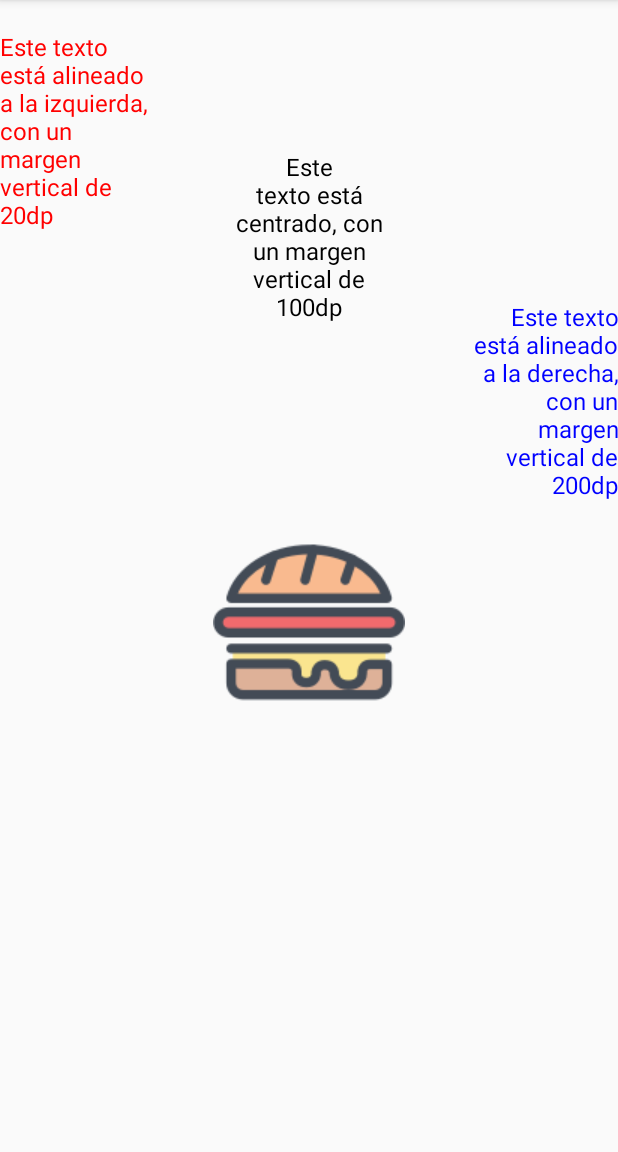
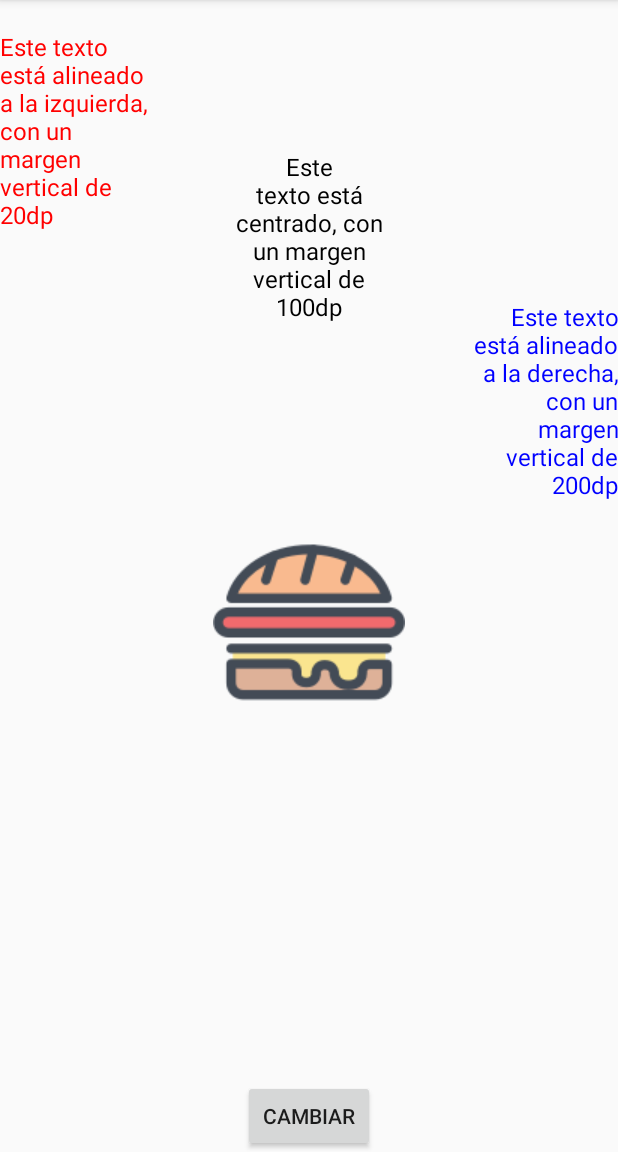
Before and after one commit to JuanAntonioRomero/introduccion-a-android, an Android app: the screen it shows after launch (MainActivity), on a phone screen of 412 x 824 dp, the part 84-1236 px from its top. Run offline under Robolectric (Android 15) with nearby library versions, the phone set to English and light mode, and no system bars.

Commit message:
Update for visual components linking

```diff
--- a/app/src/main/java/com/example/everis/android/introduccionaandroid/MainActivity.java
+++ b/app/src/main/java/com/example/everis/android/introduccionaandroid/MainActivity.java
@@ -3,10 +3,20 @@ package com.example.everis.android.introduccionaandroid;
 import android.app.Activity;
 import android.os.Bundle;
 import android.util.Log;
+import android.view.View;
+import android.widget.Button;
+import android.widget.ImageView;
+import android.widget.TextView;
 
 public class MainActivity extends Activity {
 
     private static final String TAG = "MainActivity";
+
+    private TextView mLeftTextView;
+    private TextView mCenterTextView;
+    private TextView mRightTextView;
+    private ImageView mImageView;
+    private Button mButton;
 
     /*
     Este método se llama una sola vez por instancia, cada vez que se crea la pantalla.
@@ -16,6 +26,20 @@ public class MainActivity extends Activity {
         super.onCreate(savedInstanceState);
         setContentView(R.layout.activity_main);
         Log.v(TAG, "onCreate");
+
+        mLeftTextView =findViewById(R.id.text_left);
+        mCenterTextView =findViewById(R.id.text_center);
+        mRightTextView =findViewById(R.id.text_right);
+        mImageView =findViewById(R.id.imageView);
+        mButton = findViewById(R.id.button);
+
+        mButton.setOnClickListener(new View.OnClickListener() {
+            @Override
+            public void onClick(View view) {
+                mCenterTextView.setText(R.string.text_center_alt);
+                mImageView.setImageResource(R.drawable.if_food_c240_2427880);
+            }
+        });
     }
 
     /*
--- a/app/src/main/res/layout/activity_main.xml
+++ b/app/src/main/res/layout/activity_main.xml
@@ -44,4 +44,11 @@
         android:layout_marginTop="@dimen/main_imageView_marginTop"
         android:src="@drawable/if_food_c206_2427852" />
 
+    <Button
+        android:id="@+id/button"
+        android:layout_width="wrap_content"
+        android:layout_height="wrap_content"
+        android:layout_gravity="bottom|center_horizontal"
+        android:text="@string/button_title" />
+
 </FrameLayout>
--- a/app/src/main/res/values/strings.xml
+++ b/app/src/main/res/values/strings.xml
@@ -3,4 +3,6 @@
     <string name="text_left">Este texto está alineado a la izquierda, con un margen vertical de 20dp</string>
     <string name="text_center">Este texto está centrado, con un margen vertical de 100dp</string>
     <string name="text_right">Este texto está alineado a la derecha, con un margen vertical de 200dp</string>
+    <string name="button_title">Cambiar</string>
+    <string name="text_center_alt">Este texto sigue estando centrado, pero tiene un texto distinto</string>
 </resources>
```
